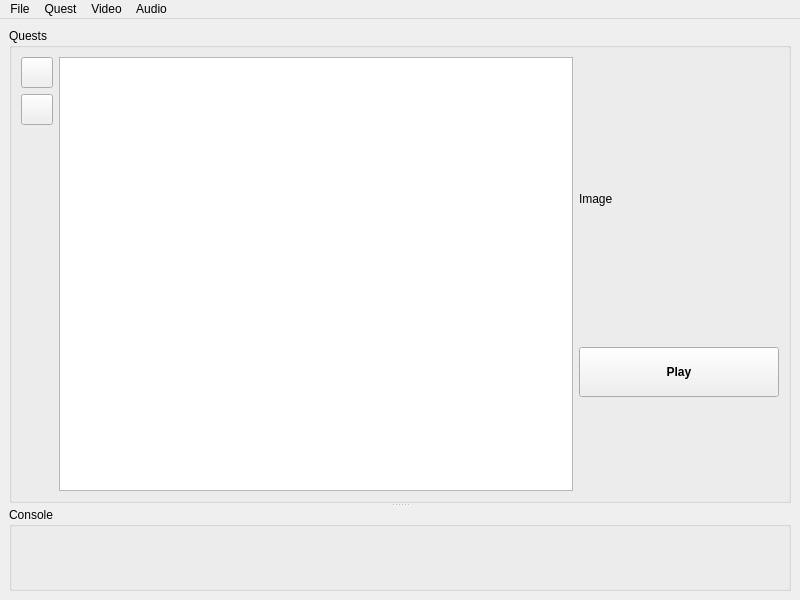
Qt form gui/src/main_window.ui (solarus-games/solarus) before a commit.
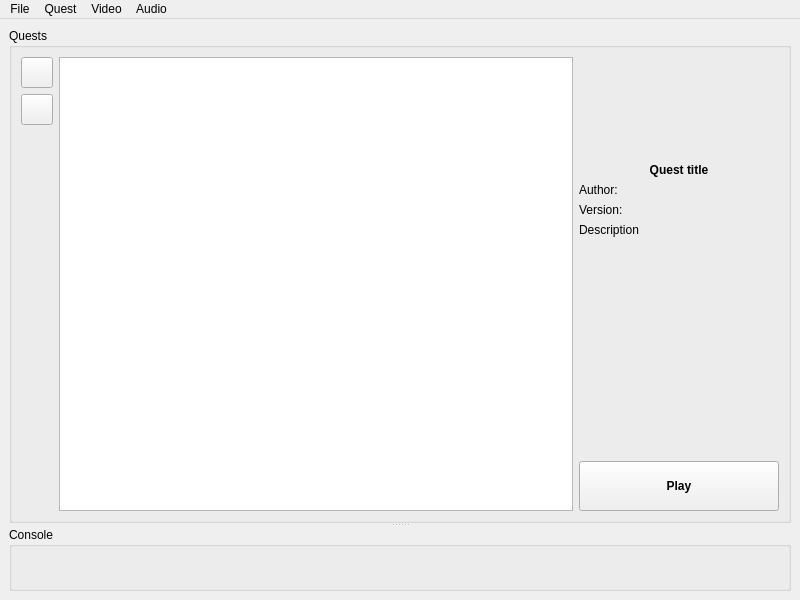
The same form after that commit. Icons and pictures are not drawn. Custom widgets are drawn as their Qt base class.

Commit message: Quest selector

The edit to the form file:
```diff
--- a/gui/src/main_window.ui
+++ b/gui/src/main_window.ui
@@ -98,10 +98,60 @@
                </size>
               </property>
               <property name="text">
-               <string>Image</string>
+               <string/>
               </property>
              </widget>
             </item>
+            <item>
+             <widget class="QLabel" name="quest_title_label">
+              <property name="font">
+               <font>
+                <weight>75</weight>
+                <bold>true</bold>
+               </font>
+              </property>
+              <property name="text">
+               <string>Quest title</string>
+              </property>
+              <property name="alignment">
+               <set>Qt::AlignHCenter|Qt::AlignTop</set>
+              </property>
+             </widget>
+            </item>
+            <item>
+             <widget class="QLabel" name="quest_info_label">
+              <property name="text">
+               <string>Author:</string>
+              </property>
+             </widget>
+            </item>
+            <item>
+             <widget class="QLabel" name="short_description_label">
+              <property name="text">
+               <string>Version:</string>
+              </property>
+             </widget>
+            </item>
+            <item>
+             <widget class="QLabel" name="long_description">
+              <property name="text">
+               <string>Description</string>
+              </property>
+             </widget>
+            </item>
+            <item>
+             <spacer name="verticalSpacer">
+              <property name="orientation">
+               <enum>Qt::Vertical</enum>
+              </property>
+              <property name="sizeHint" stdset="0">
+               <size>
+                <width>20</width>
+                <height>40</height>
+               </size>
+              </property>
+             </spacer>
+            </item>
             <item>
              <widget class="QPushButton" name="play_button">
               <property name="minimumSize">
```
Left out of the diff: 2 changed lines with no effect on the pictures. The commit also changes 3 other files.
